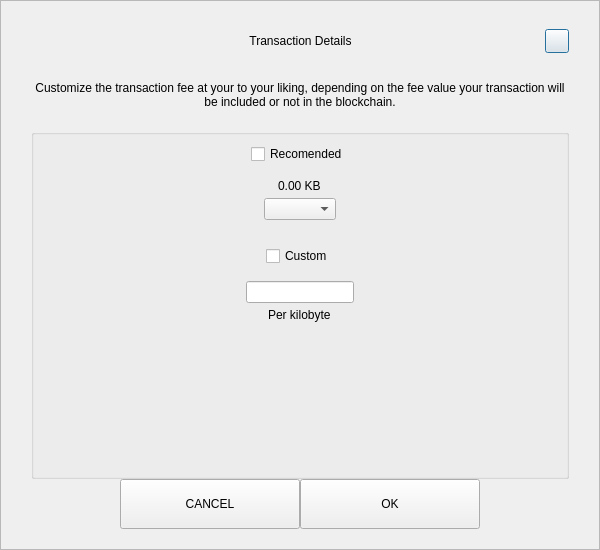
The window that src/qt/encocoin/forms/sendcustomfeedialog.ui (kopernikus-git/xnk-1) describes before a commit, drawn with Qt 5.
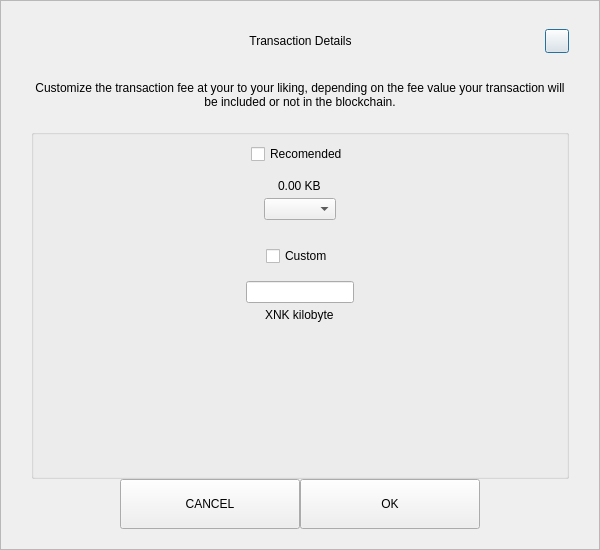
The same window after the commit.

```diff
--- a/src/qt/encocoin/forms/sendcustomfeedialog.ui
+++ b/src/qt/encocoin/forms/sendcustomfeedialog.ui
@@ -283,7 +283,7 @@
            <item alignment="Qt::AlignHCenter">
             <widget class="QLabel" name="labelCustomFee">
              <property name="text">
-              <string>Per kilobyte</string>
+              <string>XNK kilobyte</string>
              </property>
             </widget>
            </item>
```
